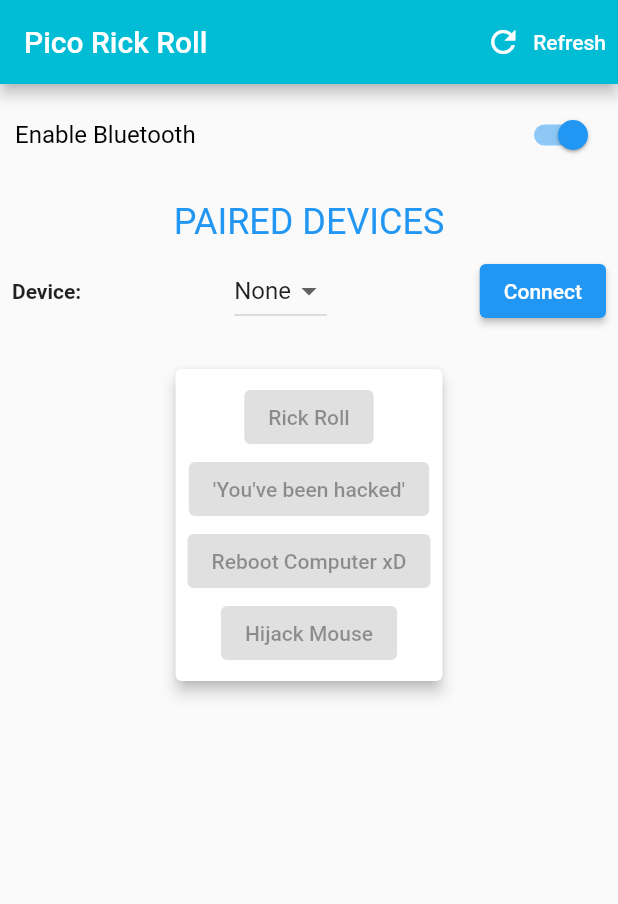
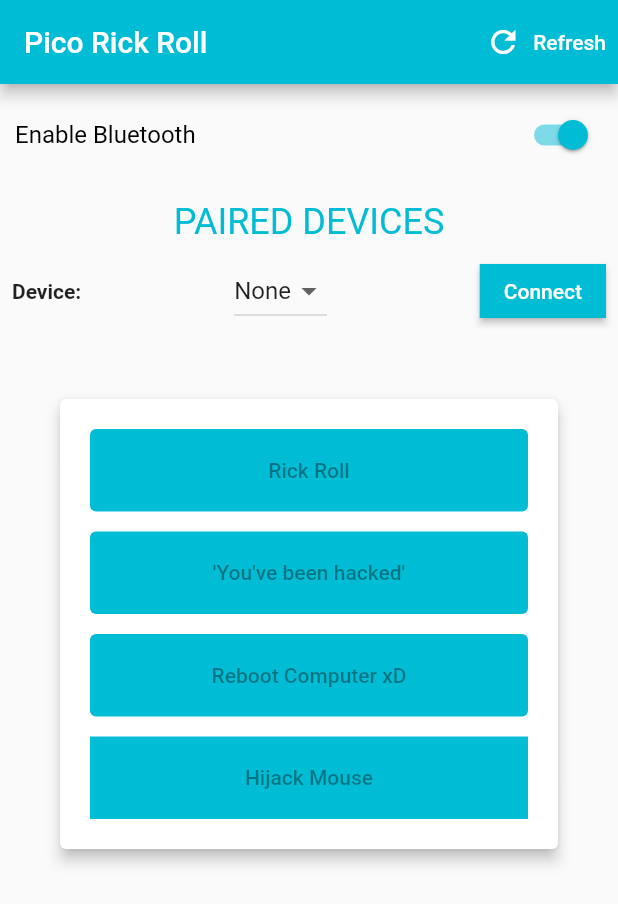
Before and after one commit to mushahidq/pico-rick-roll-flutter-app, a Flutter app: the screen it shows after launch, on a phone screen of 412 x 824 dp. Shown: the top 904 px of the screen. Run offline on Flutter 3.47's test engine with Material 2 defaults, Android fonts, the phone set to English and light mode, and no system bars; our stand-ins replace flutter_bluetooth_serial.

Commit message:
Updated UI

```diff
--- a/lib/main.dart
+++ b/lib/main.dart
@@ -58,7 +58,7 @@ class _HomeState extends State<Home> {
     'neutralBorderColor': Colors.transparent,
     'onTextColor': Colors.green[700],
     'offTextColor': Colors.red[700],
-    'neutralTextColor': Colors.blue,
+    'neutralTextColor': Colors.cyan,
   };
 
   @override
@@ -156,6 +156,7 @@ class _HomeState extends State<Home> {
                       ),
                     ),
                     Switch(
+                      activeColor: Colors.cyan,
                       value: _bluetoothState.isEnabled,
                       onChanged: (bool value) {
                         future() async {
@@ -191,7 +192,7 @@ class _HomeState extends State<Home> {
                         padding: const EdgeInsets.only(top: 10),
                         child: Text(
                           "PAIRED DEVICES",
-                          style: TextStyle(fontSize: 24, color: Colors.blue),
+                          style: TextStyle(fontSize: 24, color: Colors.cyan),
                           textAlign: TextAlign.center,
                         ),
                       ),
@@ -213,6 +214,10 @@ class _HomeState extends State<Home> {
                               value: _deviceList.isNotEmpty ? _device : null,
                             ),
                             ElevatedButton(
+                              style: ElevatedButton.styleFrom(
+                                shape: ContinuousRectangleBorder(),
+                                primary: Colors.cyan
+                              ),
                               onPressed: _isButtonUnavailable
                                   ? null
                                   : _connected ? _disconnect : _connect,
@@ -222,9 +227,9 @@ class _HomeState extends State<Home> {
                           ],
                         ),
                       ),
-                      Padding(
-                        padding: const EdgeInsets.all(16.0),
+                      Center(
                         child: Card(
+                          margin: const EdgeInsets.all(40.0),
                           shape: RoundedRectangleBorder(
                             side: new BorderSide(
                               color: _deviceState == 0
@@ -237,23 +242,40 @@ class _HomeState extends State<Home> {
                             borderRadius: BorderRadius.circular(4.0),
                           ),
                           elevation: _deviceState == 0 ? 4 : 0,
+                          child: SizedBox(
+                            width: double.infinity,
+                            height: 300,
                             child: Padding(
-                            padding: const EdgeInsets.all(8.0),
+                              padding: const EdgeInsets.all(20.0),
                               child: Column(
+                                mainAxisAlignment: MainAxisAlignment.spaceBetween,
+                                //mainAxisSize: MainAxisSize.max,
                                 children: <Widget>[
                                   ElevatedButton(
+                                    style: ButtonStyle(
+                                      backgroundColor: MaterialStateProperty.all<Color>(Colors.cyan),
+                                      minimumSize: MaterialStateProperty.all<Size>(Size(double.infinity, 55)),
+                                    ),
                                     onPressed: _connected
                                         ? _sendAMessageToBluetooth
                                         : null,
                                     child: Text("Rick Roll"),
                                   ),
                                   ElevatedButton(
+                                    style: ButtonStyle(
+                                      backgroundColor: MaterialStateProperty.all<Color>(Colors.cyan),
+                                      minimumSize: MaterialStateProperty.all<Size>(Size(double.infinity, 55)),
+                                    ),
                                     onPressed: _connected
                                         ? _sendBMessageToBluetooth
                                         : null,
                                     child: Text("'You've been hacked'"),
                                   ),
                                   ElevatedButton(
+                                    style: ButtonStyle(
+                                      backgroundColor: MaterialStateProperty.all<Color>(Colors.cyan),
+                                      minimumSize: MaterialStateProperty.all<Size>(Size(double.infinity, 55)),
+                                    ),
                                     onPressed: _connected
                                         ? _sendCMessageToBluetooth
                                         : null,
@@ -263,6 +285,17 @@ class _HomeState extends State<Home> {
                                     onPressed: _connected
                                         ? _sendDMessageToBluetooth
                                         : null,
+                                    style: ButtonStyle(
+                                      minimumSize: MaterialStateProperty.all<Size>(Size(double.infinity, 55)),
+                                      backgroundColor: MaterialStateProperty.resolveWith<Color>(
+                                            (Set<MaterialState> states) {
+                                          if (states.contains(MaterialState.pressed))
+                                            return Colors.cyan.withOpacity(0.5);
+                                          return Colors.cyan; // Use the component's default.
+                                        },
+                                      ),
+                                      shape: MaterialStateProperty.all(RoundedRectangleBorder()),
+                                    ),
                                     child: Text("Hijack Mouse"),
                                   ),
                                 ],
@@ -270,10 +303,11 @@ class _HomeState extends State<Home> {
                             ),
                           ),
                         ),
+                      ),
                     ],
                   ),
                   Container(
-                    color: Colors.blue,
+                    color: Colors.cyan,
                   ),
                 ],
               ),
```
Lines whose indentation alone changed are shown as unchanged.
